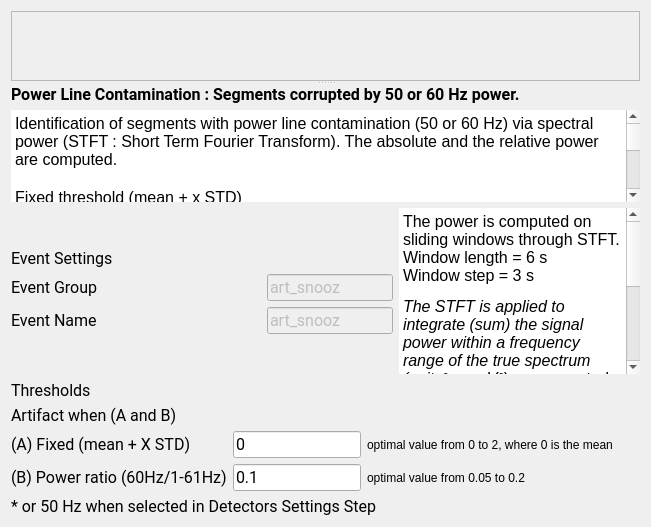
Old version of the form tools/CEAMSTools/DetectArtifacts/PowerLineStep/Ui_PowerLineStep.ui in the repository SnoozToolbox/snooz-package-ceams.
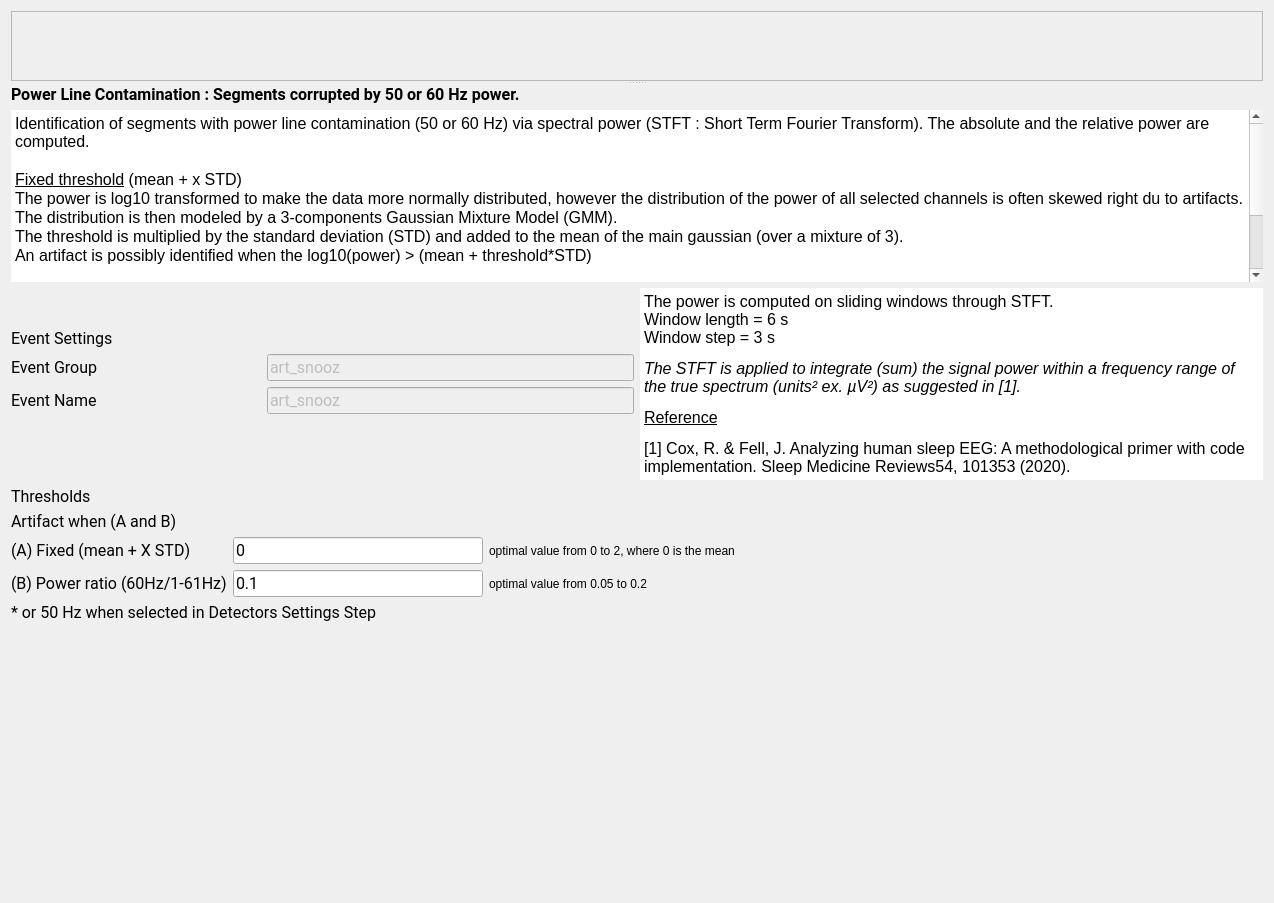
New version of the form. Icons and pictures are not drawn.

Commit message: Artifact det UI updates.

What changed in the file:
```diff
--- a/tools/CEAMSTools/DetectArtifacts/PowerLineStep/Ui_PowerLineStep.ui
+++ b/tools/CEAMSTools/DetectArtifacts/PowerLineStep/Ui_PowerLineStep.ui
@@ -6,8 +6,8 @@
    <rect>
     <x>0</x>
     <y>0</y>
-    <width>651</width>
-    <height>527</height>
+    <width>1274</width>
+    <height>903</height>
    </rect>
   </property>
   <property name="windowTitle">
@@ -66,7 +66,6 @@
           <font>
            <family>Roboto</family>
            <pointsize>12</pointsize>
-           <weight>50</weight>
            <italic>false</italic>
            <bold>false</bold>
           </font>
@@ -104,8 +103,11 @@
          </property>
          <property name="html">
           <string>&lt;!DOCTYPE HTML PUBLIC &quot;-//W3C//DTD HTML 4.0//EN&quot; &quot;http://www.w3.org/TR/REC-html40/strict.dtd&quot;&gt;
-&lt;html&gt;&lt;head&gt;&lt;meta name=&quot;qrichtext&quot; content=&quot;1&quot; /&gt;&lt;style type=&quot;text/css&quot;&gt;
+&lt;html&gt;&lt;head&gt;&lt;meta name=&quot;qrichtext&quot; content=&quot;1&quot; /&gt;&lt;meta charset=&quot;utf-8&quot; /&gt;&lt;style type=&quot;text/css&quot;&gt;
 p, li { white-space: pre-wrap; }
+hr { height: 1px; border-width: 0; }
+li.unchecked::marker { content: &quot;\2610&quot;; }
+li.checked::marker { content: &quot;\2612&quot;; }
 &lt;/style&gt;&lt;/head&gt;&lt;body style=&quot; font-family:'Roboto'; font-size:12pt; font-weight:400; font-style:normal;&quot;&gt;
 &lt;p style=&quot; margin-top:0px; margin-bottom:0px; margin-left:0px; margin-right:0px; -qt-block-indent:0; text-indent:0px;&quot;&gt;Identification of segments with power line contamination (50 or 60 Hz) via spectral power (STFT : Short Term Fourier Transform). The absolute and the relative power are computed. &lt;/p&gt;
 &lt;p style=&quot;-qt-paragraph-type:empty; margin-top:0px; margin-bottom:0px; margin-left:0px; margin-right:0px; -qt-block-indent:0; text-indent:0px;&quot;&gt;&lt;br /&gt;&lt;/p&gt;
@@ -164,7 +166,6 @@
           <font>
            <family>Roboto</family>
            <pointsize>12</pointsize>
-           <weight>50</weight>
            <italic>false</italic>
            <bold>false</bold>
           </font>
@@ -188,7 +189,6 @@
             <font>
              <family>Roboto</family>
              <pointsize>12</pointsize>
-             <weight>50</weight>
              <italic>false</italic>
              <bold>false</bold>
             </font>
@@ -205,7 +205,7 @@
            </property>
            <property name="maximumSize">
             <size>
-             <width>250</width>
+             <width>16777215</width>
              <height>16777215</height>
             </size>
            </property>
@@ -213,7 +213,6 @@
             <font>
              <family>Roboto</family>
              <pointsize>12</pointsize>
-             <weight>50</weight>
              <italic>false</italic>
              <bold>false</bold>
             </font>
@@ -238,7 +237,6 @@
             <font>
              <family>Roboto</family>
              <pointsize>12</pointsize>
-             <weight>50</weight>
              <italic>false</italic>
              <bold>false</bold>
             </font>
@@ -255,7 +253,7 @@
            </property>
            <property name="maximumSize">
             <size>
-             <width>250</width>
+             <width>16777215</width>
              <height>16777215</height>
             </size>
            </property>
@@ -263,7 +261,6 @@
             <font>
              <family>Roboto</family>
              <pointsize>12</pointsize>
-             <weight>50</weight>
              <italic>false</italic>
              <bold>false</bold>
             </font>
@@ -311,8 +308,11 @@
        </property>
        <property name="html">
         <string>&lt;!DOCTYPE HTML PUBLIC &quot;-//W3C//DTD HTML 4.0//EN&quot; &quot;http://www.w3.org/TR/REC-html40/strict.dtd&quot;&gt;
-&lt;html&gt;&lt;head&gt;&lt;meta name=&quot;qrichtext&quot; content=&quot;1&quot; /&gt;&lt;style type=&quot;text/css&quot;&gt;
+&lt;html&gt;&lt;head&gt;&lt;meta name=&quot;qrichtext&quot; content=&quot;1&quot; /&gt;&lt;meta charset=&quot;utf-8&quot; /&gt;&lt;style type=&quot;text/css&quot;&gt;
 p, li { white-space: pre-wrap; }
+hr { height: 1px; border-width: 0; }
+li.unchecked::marker { content: &quot;\2610&quot;; }
+li.checked::marker { content: &quot;\2612&quot;; }
 &lt;/style&gt;&lt;/head&gt;&lt;body style=&quot; font-family:'Roboto'; font-size:12pt; font-weight:400; font-style:normal;&quot;&gt;
 &lt;p style=&quot; margin-top:12px; margin-bottom:12px; margin-left:0px; margin-right:0px; -qt-block-indent:0; text-indent:0px;&quot;&gt;&lt;span style=&quot; color:#000000;&quot;&gt;The power is computed on sliding windows through STFT.&lt;br /&gt;Window length = 6 s&lt;br /&gt;Window step = 3 s &lt;/span&gt;&lt;/p&gt;
 &lt;p style=&quot; margin-top:12px; margin-bottom:12px; margin-left:0px; margin-right:0px; -qt-block-indent:0; text-indent:0px;&quot;&gt;&lt;span style=&quot; font-style:italic; color:#000000;&quot;&gt;The STFT is applied to integrate (sum) the signal power within a frequency range of the true spectrum (units² ex. µV²) as suggested in [1].&lt;/span&gt;&lt;/p&gt;
@@ -359,7 +359,6 @@
         <font>
          <family>Roboto</family>
          <pointsize>12</pointsize>
-         <weight>50</weight>
          <italic>false</italic>
          <bold>false</bold>
         </font>
@@ -375,7 +374,6 @@
         <font>
          <family>Roboto</family>
          <pointsize>12</pointsize>
-         <weight>50</weight>
          <italic>false</italic>
          <bold>false</bold>
         </font>
@@ -399,7 +397,6 @@
           <font>
            <family>Roboto</family>
            <pointsize>12</pointsize>
-           <weight>50</weight>
            <italic>false</italic>
            <bold>false</bold>
           </font>
@@ -428,7 +425,6 @@
           <font>
            <family>Roboto</family>
            <pointsize>12</pointsize>
-           <weight>50</weight>
            <italic>false</italic>
            <bold>false</bold>
           </font>
@@ -444,7 +440,6 @@
           <font>
            <family>Roboto</family>
            <pointsize>12</pointsize>
-           <weight>50</weight>
            <italic>false</italic>
            <bold>false</bold>
           </font>
@@ -469,7 +464,6 @@
           <font>
            <family>Roboto</family>
            <pointsize>12</pointsize>
-           <weight>50</weight>
            <italic>false</italic>
            <bold>false</bold>
           </font>
@@ -510,7 +504,6 @@
         <font>
          <family>Roboto</family>
          <pointsize>12</pointsize>
-         <weight>50</weight>
          <italic>false</italic>
          <bold>false</bold>
         </font>
```
Left out of the diff: 34 changed lines with no effect on the pictures. The commit also changes 5 other files.
